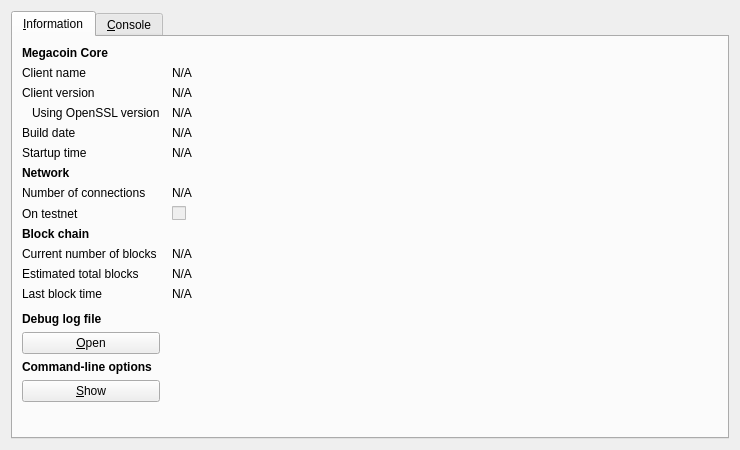
This is src/qt/forms/rpcconsole.ui in LIMXTEC/Megacoin as Qt 5 draws it before an edit. The edited form follows.
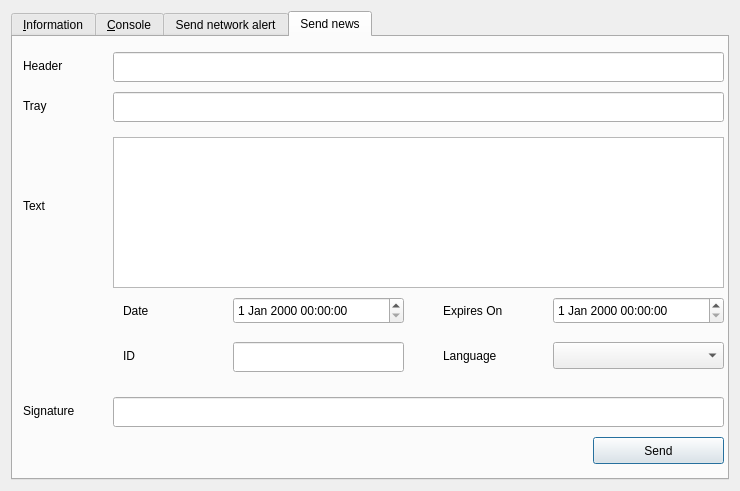
This is the edited form. The open tabs and pages were chosen to show the change. Icons and pictures are not drawn.

What changed in the file:
```diff
--- a/src/qt/forms/rpcconsole.ui
+++ b/src/qt/forms/rpcconsole.ui
@@ -7,7 +7,7 @@
     <x>0</x>
     <y>0</y>
     <width>740</width>
-    <height>450</height>
+    <height>491</height>
    </rect>
   </property>
   <property name="windowTitle">
@@ -445,6 +445,216 @@
        </item>
       </layout>
      </widget>
+     <widget class="QWidget" name="tab_alert">
+      <attribute name="title">
+       <string>Send network alert</string>
+      </attribute>
+     </widget>
+     <widget class="QWidget" name="tab_news">
+      <attribute name="title">
+       <string>Send news</string>
+      </attribute>
+      <widget class="QPlainTextEdit" name="teMessage">
+       <property name="geometry">
+        <rect>
+         <x>100</x>
+         <y>100</y>
+         <width>611</width>
+         <height>151</height>
+        </rect>
+       </property>
+      </widget>
+      <widget class="QLabel" name="label_15">
+       <property name="geometry">
+        <rect>
+         <x>10</x>
+         <y>20</y>
+         <width>81</width>
+         <height>17</height>
+        </rect>
+       </property>
+       <property name="text">
+        <string>Header</string>
+       </property>
+      </widget>
+      <widget class="QLineEdit" name="leHeader">
+       <property name="geometry">
+        <rect>
+         <x>100</x>
+         <y>15</y>
+         <width>611</width>
+         <height>30</height>
+        </rect>
+       </property>
+      </widget>
+      <widget class="QLineEdit" name="leTrayNotify">
+       <property name="geometry">
+        <rect>
+         <x>100</x>
+         <y>55</y>
+         <width>611</width>
+         <height>30</height>
+        </rect>
+       </property>
+      </widget>
+      <widget class="QLabel" name="label_16">
+       <property name="geometry">
+        <rect>
+         <x>10</x>
+         <y>60</y>
+         <width>81</width>
+         <height>17</height>
+        </rect>
+       </property>
+       <property name="text">
+        <string>Tray</string>
+       </property>
+      </widget>
+      <widget class="QLabel" name="label_17">
+       <property name="geometry">
+        <rect>
+         <x>10</x>
+         <y>160</y>
+         <width>81</width>
+         <height>17</height>
+        </rect>
+       </property>
+       <property name="text">
+        <string>Text</string>
+       </property>
+      </widget>
+      <widget class="QDateTimeEdit" name="dtDate">
+       <property name="geometry">
+        <rect>
+         <x>220</x>
+         <y>260</y>
+         <width>171</width>
+         <height>27</height>
+        </rect>
+       </property>
+      </widget>
+      <widget class="QLabel" name="label_18">
+       <property name="geometry">
+        <rect>
+         <x>110</x>
+         <y>265</y>
+         <width>81</width>
+         <height>17</height>
+        </rect>
+       </property>
+       <property name="text">
+        <string>Date</string>
+       </property>
+      </widget>
+      <widget class="QLabel" name="label_19">
+       <property name="geometry">
+        <rect>
+         <x>430</x>
+         <y>265</y>
+         <width>81</width>
+         <height>17</height>
+        </rect>
+       </property>
+       <property name="text">
+        <string>Expires On</string>
+       </property>
+      </widget>
+      <widget class="QDateTimeEdit" name="dtExpiration">
+       <property name="geometry">
+        <rect>
+         <x>540</x>
+         <y>260</y>
+         <width>171</width>
+         <height>27</height>
+        </rect>
+       </property>
+      </widget>
+      <widget class="QLineEdit" name="leID">
+       <property name="geometry">
+        <rect>
+         <x>220</x>
+         <y>305</y>
+         <width>171</width>
+         <height>30</height>
+        </rect>
+       </property>
+      </widget>
+      <widget class="QLabel" name="label_20">
+       <property name="geometry">
+        <rect>
+         <x>110</x>
+         <y>310</y>
+         <width>81</width>
+         <height>17</height>
+        </rect>
+       </property>
+       <property name="text">
+        <string>ID</string>
+       </property>
+      </widget>
+      <widget class="QLabel" name="label_21">
+       <property name="geometry">
+        <rect>
+         <x>430</x>
+         <y>310</y>
+         <width>81</width>
+         <height>17</height>
+        </rect>
+       </property>
+       <property name="text">
+        <string>Language</string>
+       </property>
+      </widget>
+      <widget class="QComboBox" name="cbLanguage">
+       <property name="geometry">
+        <rect>
+         <x>540</x>
+         <y>305</y>
+         <width>171</width>
+         <height>27</height>
+        </rect>
+       </property>
+       <property name="currentIndex">
+        <number>-1</number>
+       </property>
+      </widget>
+      <widget class="QLabel" name="label_22">
+       <property name="geometry">
+        <rect>
+         <x>10</x>
+         <y>365</y>
+         <width>81</width>
+         <height>17</height>
+        </rect>
+       </property>
+       <property name="text">
+        <string>Signature</string>
+       </property>
+      </widget>
+      <widget class="QLineEdit" name="leSign">
+       <property name="geometry">
+        <rect>
+         <x>100</x>
+         <y>360</y>
+         <width>611</width>
+         <height>30</height>
+        </rect>
+       </property>
+      </widget>
+      <widget class="QPushButton" name="bPush">
+       <property name="geometry">
+        <rect>
+         <x>580</x>
+         <y>400</y>
+         <width>131</width>
+         <height>27</height>
+        </rect>
+       </property>
+       <property name="text">
+        <string>Send</string>
+       </property>
+      </widget>
+     </widget>
     </widget>
    </item>
   </layout>
```
